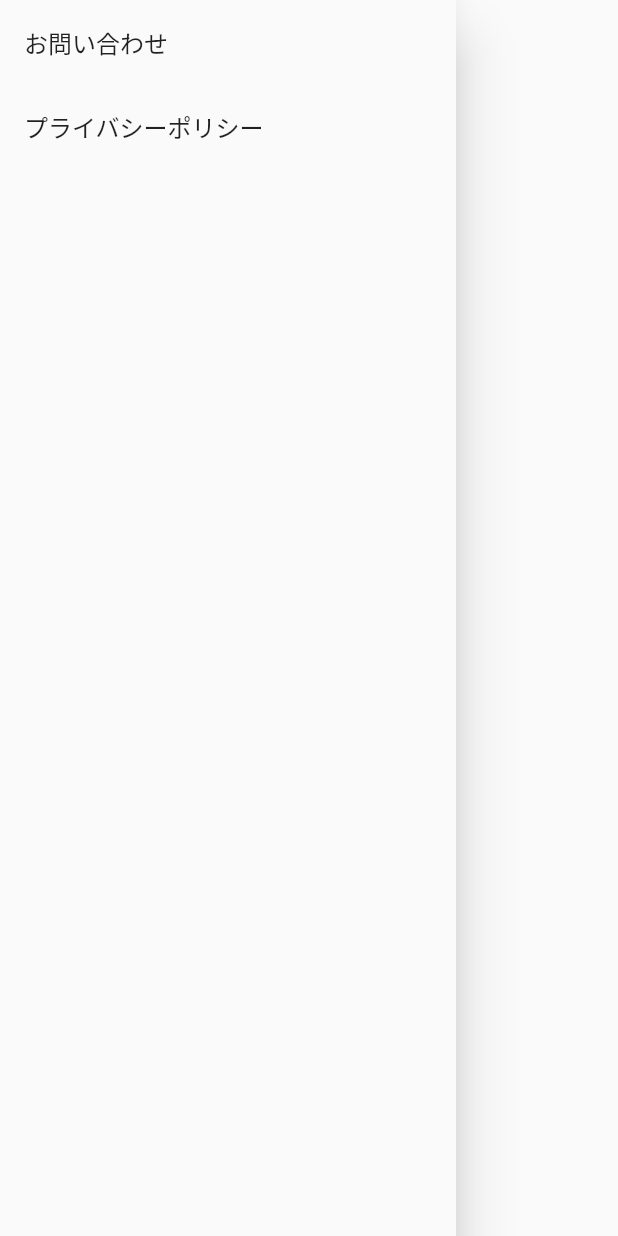
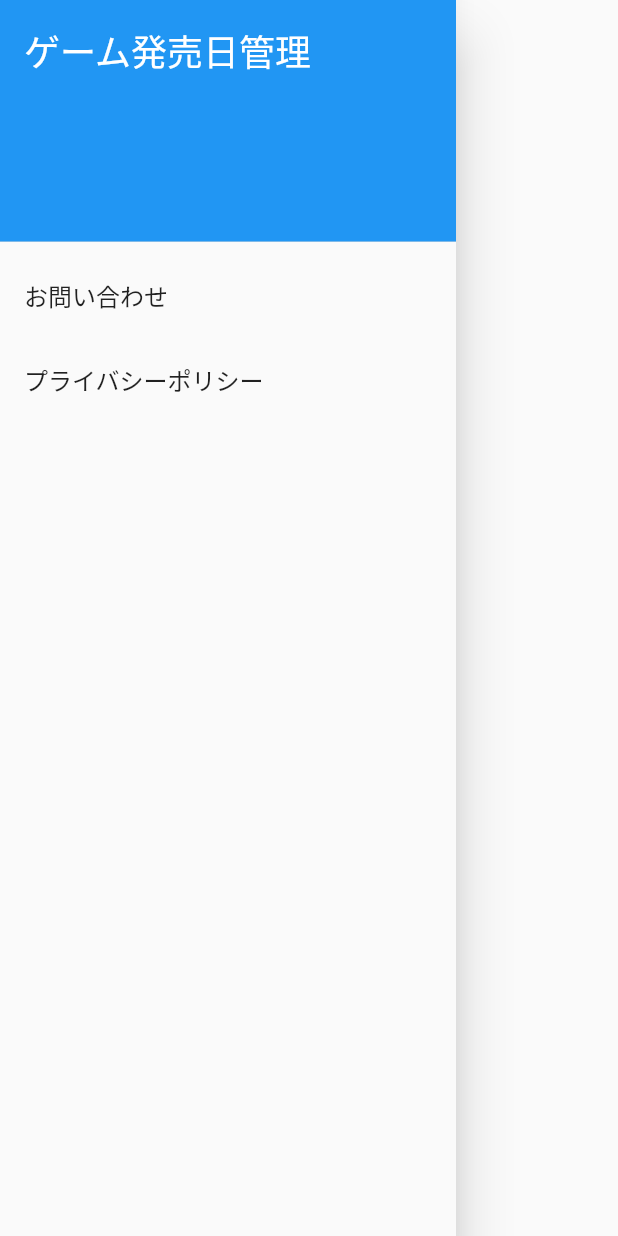
Before and after one commit to yanagswk/game_release_flutter, a Flutter app: the DrawerWidget widget shown alone on an empty page, opened directly, on a phone screen of 412 x 824 dp. Run offline on Flutter 3.47's test engine with Material 2 defaults, Android fonts, the phone set to English and light mode, and no system bars; our stand-ins replace device_info, flutter_rating_bar, get, google_mobile_ads, grouped_list and 2 more; missing offline and left inert: dart:ffi, launch_review; accounts and stored records are empty; network calls fail.

Commit message:
admod広告設定

```diff
--- a/lib/game_list.dart
+++ b/lib/game_list.dart
@@ -1,6 +1,8 @@
 import 'package:flutter/cupertino.dart';
 import 'package:flutter/material.dart';
 import "package:collection/collection.Dart";
+import 'package:google_mobile_ads/google_mobile_ads.dart';
+import 'package:release/common/AdModBanner.dart';
 import 'package:release/common/device_info.dart';
 import 'package:release/common/shared_preferences.dart';
 
@@ -192,7 +194,9 @@ class _GameListState extends State<GameList> {
           GameListInfinityView(
                 contents: groupGames,
                 getContents: getGameList,
-          )
+          ),
+          // バナー広告
+          AdModBanner()
         ],
       );
   }
--- a/lib/main.dart
+++ b/lib/main.dart
@@ -2,6 +2,7 @@ import 'dart:convert';
 import 'dart:ffi';
 import 'dart:io';
 
+import 'package:google_mobile_ads/google_mobile_ads.dart';
 import 'package:release/common/shared_preferences.dart';
 import 'package:release/game_detail.dart';
 import 'package:release/game_favorite.dart';
@@ -25,6 +26,8 @@ import 'package:get/get.dart';
 
 
 void main() async {
+  WidgetsFlutterBinding.ensureInitialized();
+  MobileAds.instance.initialize();
   runApp(const MyApp());
 }
 
--- a/lib/question_page.dart
+++ b/lib/question_page.dart
@@ -1,6 +1,7 @@
 import 'package:flutter/src/widgets/framework.dart';
 import 'package:flutter/material.dart';
 import 'package:release/api/api.dart';
+import 'package:release/common/AdModBanner.dart';
 import 'package:release/widget/common/my_app_bar.dart';
 import 'package:release/widget/common/system_widget.dart';
 
@@ -81,6 +82,11 @@ class _QuestionPageState extends State<QuestionPage> {
                 },
                 child: Text('送信する'),
               ),
+              Expanded(
+                child: const SizedBox(height:30)
+              ),
+              // バナー広告
+              AdModBanner()
             ]
           ),
         ),
--- a/lib/widget/common/drawer_widget.dart
+++ b/lib/widget/common/drawer_widget.dart
@@ -19,7 +19,7 @@ class _DrawerWidgetState extends State<DrawerWidget> {
 
   // プライバシーポリシー遷移
   Future _launchUrl() async {
-    var url = "https://massu-engineer.com/privacy_policy_release/";
+    var url = "https://massu-engineer.com/privacy_policy_game_release/";
     if (await canLaunch(url)) {
       await launch(url);
     } else {
@@ -32,18 +32,21 @@ class _DrawerWidgetState extends State<DrawerWidget> {
     return Drawer(
           child: ListView(
             children: [
-              // const DrawerHeader(
-              //   child: Text(
-              //     'My App',
-              //     style: TextStyle(
-              //       fontSize: 24,
-              //       color: Colors.white,
-              //     ),
-              //   ),
-              //   decoration: BoxDecoration(
-              //     color: Colors.blue,
-              //   ),
-              // ),
+              const DrawerHeader(
+                child: Text(
+                  'ゲーム発売日管理',
+                  style: TextStyle(
+                    fontSize: 24,
+                    color: Colors.white,
+                  ),
+                ),
+                // child: Image.asset(
+                //   'assets/game_release_icon.jpg'
+                // ),
+                decoration: BoxDecoration(
+                  color: Colors.blue,
+                ),
+              ),
               // ListTile(
               //   title: Text('お知らせ'),
               //   onTap: () {
--- a/pubspec.yaml
+++ b/pubspec.yaml
@@ -46,6 +46,7 @@ dependencies:
   get: ^4.6.5
   launch_review: ^3.0.1
   share: ^2.0.4
+  google_mobile_ads: ^2.3.0
 
 dev_dependencies:
   flutter_test:
@@ -74,6 +75,9 @@ flutter:
   # included with your application, so that you can use the icons in
   # the material Icons class.
   uses-material-design: true
+
+  assets:
+    - assets/
 
   # To add assets to your application, add an assets section, like this:
   # assets:
```
Also changed, not shown: lib/common/AdModBanner.dart (added, +50 -0 lines), lib/game_detail.dart (+10 -0 lines), lib/game_favorite.dart (+25 -3 lines), pubspec.lock, 2 other files.
